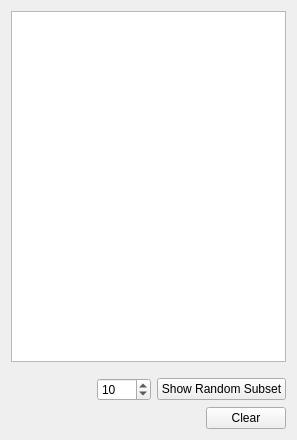
First picture: the form in src/view/faceCorrespondences.ui, repository PeterZs/ShapeAnalyzer, before the edit.
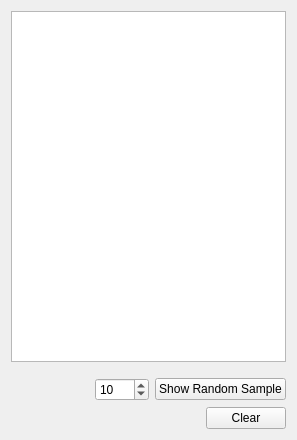
Second picture: the form after the edit.

Commit message: Random Sample PointCorrespondences + Refactorings

What changed in the file:
```diff
--- a/src/view/faceCorrespondences.ui
+++ b/src/view/faceCorrespondences.ui
@@ -48,7 +48,7 @@
      <item>
       <widget class="QPushButton" name="buttonRandomSubset">
        <property name="text">
-        <string>Show Random Subset</string>
+        <string>Show Random Sample</string>
        </property>
       </widget>
      </item>
```
Left out of the diff: 2 changed lines with no effect on the pictures. The commit also changes 32 other files.
